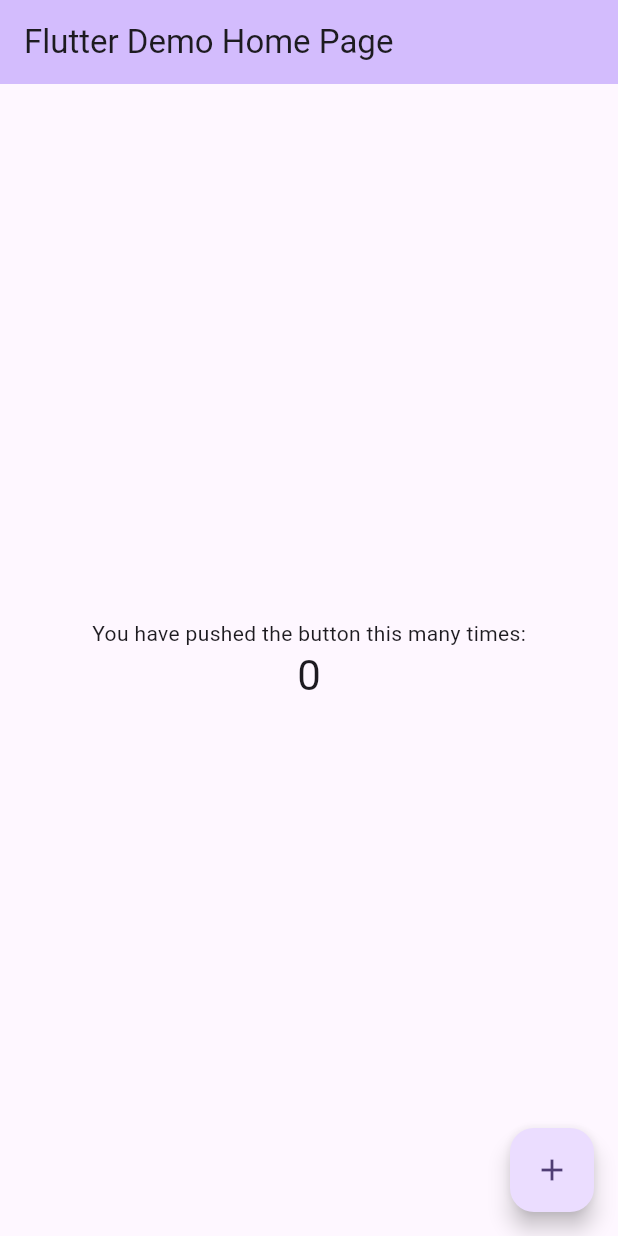
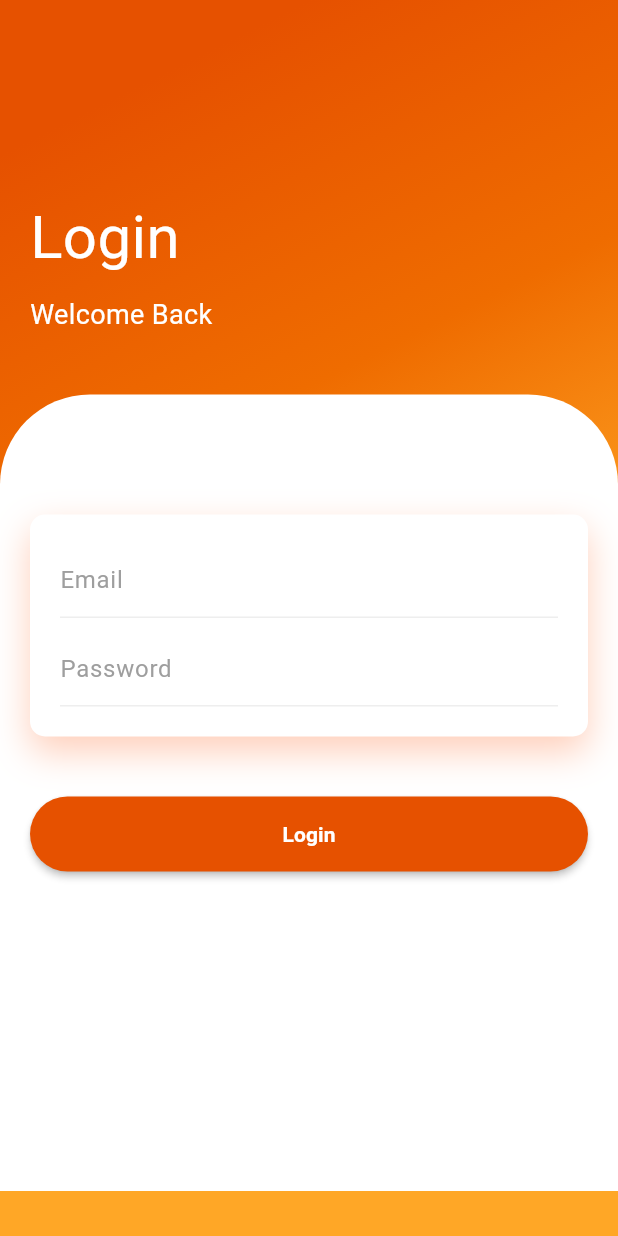
Before and after one commit to oafnghh/HoHoMail, a Flutter app: the screen it shows after launch, on a phone screen of 412 x 824 dp. Run offline on Flutter 3.47's test engine with Material 3 defaults, Android fonts, the phone set to English and light mode, and no system bars.

Commit message:
Dev_Hoang_250213_UiLogin
UiLogin

```diff
--- a/lib/main.dart
+++ b/lib/main.dart
@@ -1,4 +1,5 @@
 import 'package:flutter/material.dart';
+import 'package:hoho_mail/screens/LoginScreen/loginScreen.dart';
 
 void main() {
   runApp(const MyApp());
@@ -6,120 +7,11 @@
 
 class MyApp extends StatelessWidget {
   const MyApp({super.key});
-
-  // This widget is the root of your application.
   @override
   Widget build(BuildContext context) {
     return MaterialApp(
-      title: 'Flutter Demo',
-      theme: ThemeData(
-        // This is the theme of your application.
-        //
-        // TRY THIS: Try running your application with "flutter run". You'll see
-        // the application has a purple toolbar. Then, without quitting the app,
-        // try changing the seedColor in the colorScheme below to Colors.green
-        // and then invoke "hot reload" (save your changes or press the "hot
-        // reload" button in a Flutter-supported IDE, or press "r" if you used
-        // the command line to start the app).
-        //
-        // Notice that the counter didn't reset back to zero; the application
-        // state is not lost during the reload. To reset the state, use hot
-        // restart instead.
-        //
-        // This works for code too, not just values: Most code changes can be
-        // tested with just a hot reload.
-        colorScheme: ColorScheme.fromSeed(seedColor: Colors.deepPurple),
-        useMaterial3: true,
-      ),
-      home: const MyHomePage(title: 'Flutter Demo Home Page'),
+      home: const LoginScreen(),
+      debugShowCheckedModeBanner: false,
     );
   }
 }
-
-class MyHomePage extends StatefulWidget {
-  const MyHomePage({super.key, required this.title});
-
-  // This widget is the home page of your application. It is stateful, meaning
-  // that it has a State object (defined below) that contains fields that affect
-  // how it looks.
-
-  // This class is the configuration for the state. It holds the values (in this
-  // case the title) provided by the parent (in this case the App widget) and
-  // used by the build method of the State. Fields in a Widget subclass are
-  // always marked "final".
-
-  final String title;
-
-  @override
-  State<MyHomePage> createState() => _MyHomePageState();
-}
-
-class _MyHomePageState extends State<MyHomePage> {
-  int _counter = 0;
-
-  void _incrementCounter() {
-    setState(() {
-      // This call to setState tells the Flutter framework that something has
-      // changed in this State, which causes it to rerun the build method below
-      // so that the display can reflect the updated values. If we changed
-      // _counter without calling setState(), then the build method would not be
-      // called again, and so nothing would appear to happen.
-      _counter++;
-    });
-  }
-
-  @override
-  Widget build(BuildContext context) {
-    // This method is rerun every time setState is called, for instance as done
-    // by the _incrementCounter method above.
-    //
-    // The Flutter framework has been optimized to make rerunning build methods
-    // fast, so that you can just rebuild anything that needs updating rather
-    // than having to individually change instances of widgets.
-    return Scaffold(
-      appBar: AppBar(
-        // TRY THIS: Try changing the color here to a specific color (to
-        // Colors.amber, perhaps?) and trigger a hot reload to see the AppBar
-        // change color while the other colors stay the same.
-        backgroundColor: Theme.of(context).colorScheme.inversePrimary,
-        // Here we take the value from the MyHomePage object that was created by
-        // the App.build method, and use it to set our appbar title.
-        title: Text(widget.title),
-      ),
-      body: Center(
-        // Center is a layout widget. It takes a single child and positions it
-        // in the middle of the parent.
-        child: Column(
-          // Column is also a layout widget. It takes a list of children and
-          // arranges them vertically. By default, it sizes itself to fit its
-          // children horizontally, and tries to be as tall as its parent.
-          //
-          // Column has various properties to control how it sizes itself and
-          // how it positions its children. Here we use mainAxisAlignment to
-          // center the children vertically; the main axis here is the vertical
-          // axis because Columns are vertical (the cross axis would be
-          // horizontal).
-          //
-          // TRY THIS: Invoke "debug painting" (choose the "Toggle Debug Paint"
-          // action in the IDE, or press "p" in the console), to see the
-          // wireframe for each widget.
-          mainAxisAlignment: MainAxisAlignment.center,
-          children: <Widget>[
-            const Text(
-              'You have pushed the button this many times:',
-            ),
-            Text(
-              '$_counter',
-              style: Theme.of(context).textTheme.headlineMedium,
-            ),
-          ],
-        ),
-      ),
-      floatingActionButton: FloatingActionButton(
-        onPressed: _incrementCounter,
-        tooltip: 'Increment',
-        child: const Icon(Icons.add),
-      ), // This trailing comma makes auto-formatting nicer for build methods.
-    );
-  }
-}
--- /dev/null
+++ b/lib/screens/LoginScreen/loginScreen.dart
@@ -0,0 +1,122 @@
+import 'package:flutter/material.dart';
+
+class LoginScreen extends StatefulWidget {
+  const LoginScreen({super.key});
+
+  @override
+  State<LoginScreen> createState() => _LoginScreenState();
+}
+
+class _LoginScreenState extends State<LoginScreen> {
+  @override
+  Widget build(BuildContext context) {
+    var orange = Colors.orange;
+    return Scaffold(
+      resizeToAvoidBottomInset: true,
+      body:Container(
+        padding: EdgeInsets.symmetric(vertical: 30),
+        width: double.infinity,
+        decoration: BoxDecoration(
+          gradient: LinearGradient(
+            begin: Alignment.topCenter,
+            colors: [
+              orange[900]!,
+              orange[800]!,
+              orange[400]!
+          ])
+        ),
+        child: Column(
+          crossAxisAlignment: CrossAxisAlignment.start,
+          children: <Widget>[
+            SizedBox(height: 80,),
+            Padding(
+              padding: EdgeInsets.all(20),
+              child:Column(
+                crossAxisAlignment: CrossAxisAlignment.start,
+                children: <Widget>[
+                  Text("Login",style: TextStyle(color: Colors.white,fontSize: 40),),
+                  SizedBox(height: 10,),
+                  Text("Welcome Back",style: TextStyle(color: Colors.white,fontSize: 18),)
+                ]
+              ) ,
+            ),
+            SizedBox(height: 20,),
+            Expanded(
+              child: Container(
+              decoration: BoxDecoration(
+                color: Colors.white,
+                borderRadius: BorderRadius.only(topLeft: Radius.circular(60), topRight: Radius.circular(60))
+              ),
+              child: Padding(
+                padding: EdgeInsets.all(20),
+                child:SingleChildScrollView(
+                  child: Column(
+                    children: <Widget>[
+                      SizedBox(height: 60,),
+                      Container(
+                        padding: EdgeInsets.all(20),
+                        decoration: BoxDecoration(
+                          color: Colors.white,
+                          borderRadius: BorderRadius.circular(10),
+                          boxShadow: [
+                            BoxShadow(
+                              color: Color.fromRGBO(255, 95, 27, .3),
+                              blurRadius: 20,
+                              offset: Offset(0, 10)
+                            )
+                          ]
+                        ),
+                        child: Column(
+                          children: <Widget>[
+                            Container(
+                              decoration: BoxDecoration(
+                                border: Border(bottom: BorderSide(color: Colors.grey[200]!))
+                              ),
+                              child: TextField(
+                                decoration: InputDecoration(
+                                  hintText: "Email",
+                                  hintStyle: TextStyle(color: Colors.grey),
+                                  border: InputBorder.none,
+                                ),
+                              ),
+                            ),
+                            SizedBox(height: 10,),
+                            Container(
+                              decoration: BoxDecoration(
+                                border: Border(bottom: BorderSide(color: Colors.grey[200]!))
+                              ),
+                              child: TextField(
+                                obscureText: true,
+                                decoration: InputDecoration(
+                                  hintText: "Password",
+                                  hintStyle: TextStyle(color: Colors.grey),
+                                  border: InputBorder.none,
+                                ),
+                              ),
+                            )
+                          ],
+                        ),
+                      ),
+                      SizedBox(height: 40,),
+                      SizedBox(child: MaterialButton(
+                        onPressed: (){},
+                        height: 50,
+                        color: Colors.orange[900]!,
+                        shape: RoundedRectangleBorder(
+                            borderRadius: BorderRadius.circular(50),
+                        ),
+                        child: Center(
+                            child: Text("Login", style: TextStyle(color: Colors.white, fontWeight: FontWeight.bold),),
+                          ),
+                      ))
+                    ],
+                  ),
+                ),
+              ),
+            ))
+          ]
+        ),
+      ),
+    );
+  }
+}
--- a/pubspec.yaml
+++ b/pubspec.yaml
@@ -58,8 +58,8 @@ flutter:
   uses-material-design: true
 
   # To add assets to your application, add an assets section, like this:
-  # assets:
-  #   - images/a_dot_burr.jpeg
+  assets:
+    - images/
   #   - images/a_dot_ham.jpeg
 
   # An image asset can refer to one or more resolution-specific "variants", see
```
